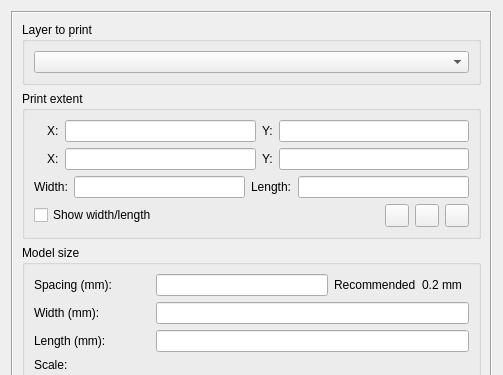
Old version of the form DEMto3D_Dialog/DEMto3D_dialog_base.ui in the repository jawensi/DEMto3D-QGIS-Plugin; both pictures show x 0 to 503 and y 0 to 375 of the 503 by 782 pixel window.
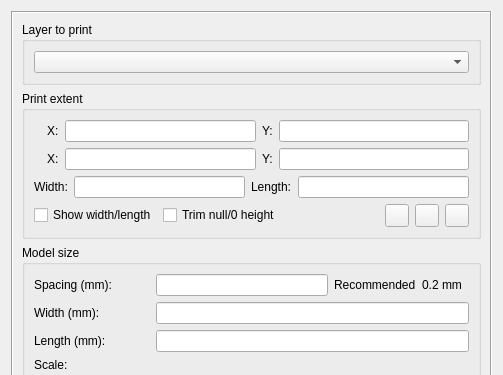
New version of the form. Icons and pictures are not drawn. Custom widgets are drawn as their Qt base class.

Commit message: Add Trim checkbox

The edit to the form file:
```diff
--- a/DEMto3D_Dialog/DEMto3D_dialog_base.ui
+++ b/DEMto3D_Dialog/DEMto3D_dialog_base.ui
@@ -212,6 +212,13 @@
               </property>
              </widget>
             </item>
+            <item>
+             <widget class="QCheckBox" name="TrimmedCheckBox">
+              <property name="text">
+               <string>Trim null/0 height</string>
+              </property>
+             </widget>
+            </item>
             <item>
              <spacer name="horizontalSpacer">
               <property name="orientation">
```
The commit also changes 2 other files.
